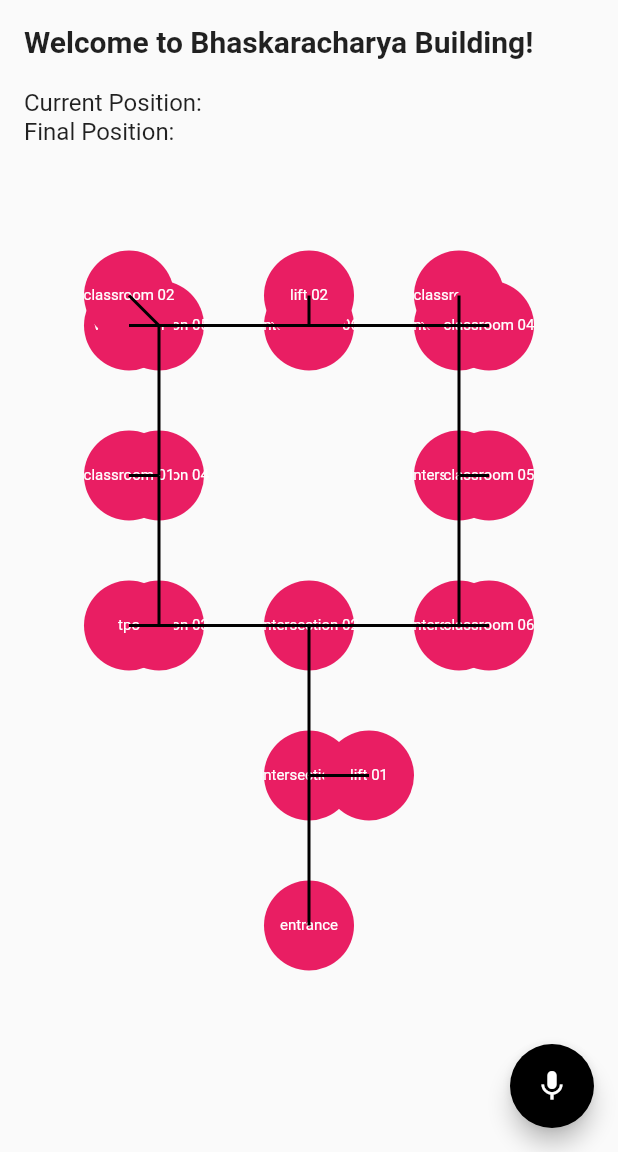
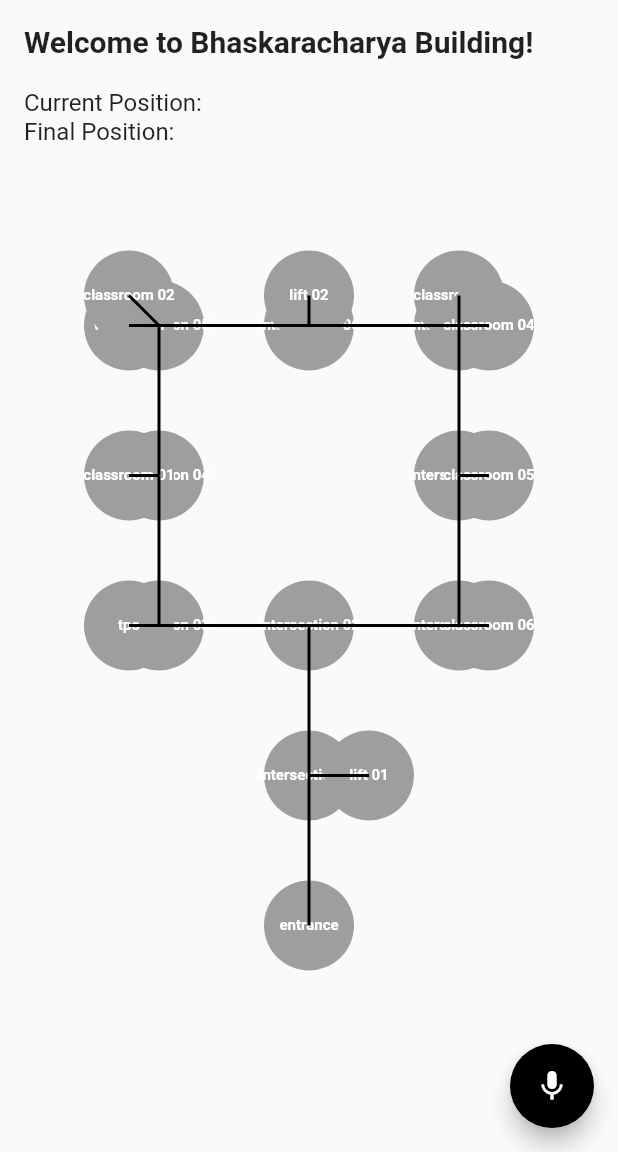
Before and after one commit to HardikSJain/NavEase, a Flutter app: the screen it shows after launch, after a tap on the "mic" icon, on a phone screen of 412 x 824 dp, the part 84-1236 px from its top. Run offline on Flutter 3.47's test engine with Material 2 defaults, Android fonts, the light colour scheme and no system bars; our stand-ins replace animated_splash_screen, flutter_tts, internet_connection_checker, speech_to_text; missing offline and left inert: graphview.

Commit message:
UI changes

```diff
--- a/frontend/lib/screens/home_page.dart
+++ b/frontend/lib/screens/home_page.dart
@@ -185,6 +185,10 @@ class _HomePageState extends State<HomePage> {
         floatingActionButton: FloatingActionButton(
           backgroundColor: Colors.black,
           onPressed: () {
+            setState(() {
+              currentPosition = "";
+              finalPosition = "";
+            });
             directionIndex = 0; // Index to keep track of the current direction
 
             _speakPrompt();
@@ -289,7 +293,7 @@ class GraphPainter extends CustomPainter {
           ..style = PaintingStyle.fill;
       } else {
         nodePaint = Paint()
-          ..color = Colors.pink
+          ..color = Colors.grey
           ..style = PaintingStyle.fill;
       }
 
@@ -300,6 +304,7 @@ class GraphPainter extends CustomPainter {
         style: const TextStyle(
           fontSize: 10,
           color: Colors.white,
+          fontWeight: FontWeight.bold,
         ),
       );
       final textPainter = TextPainter(
```
